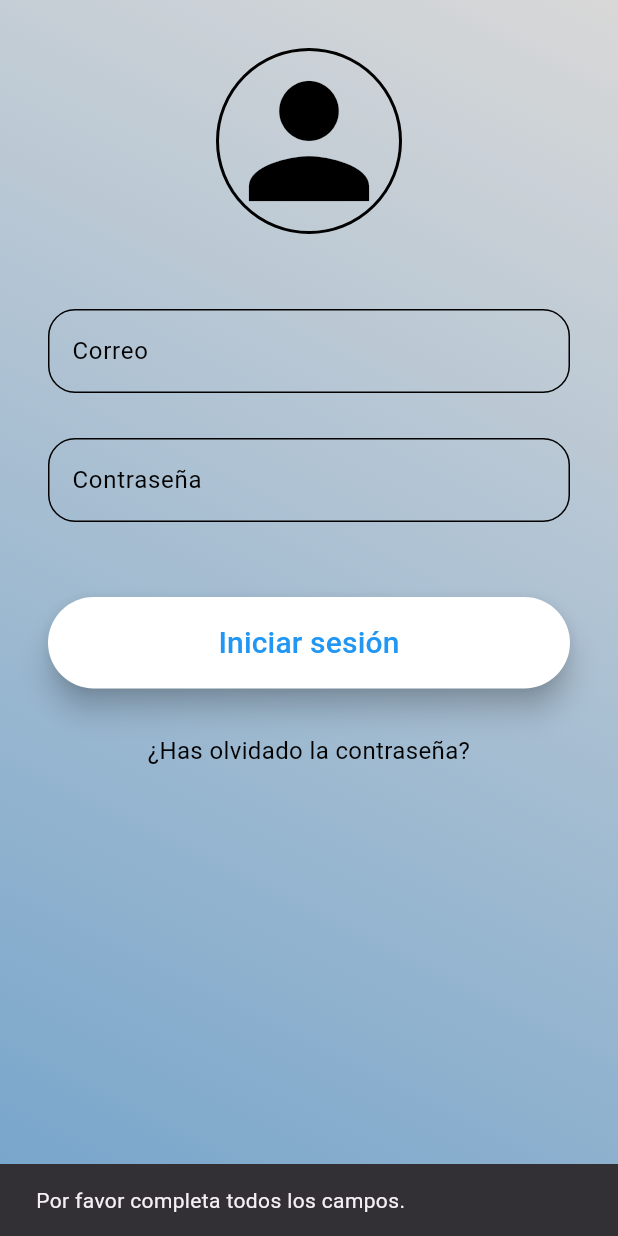
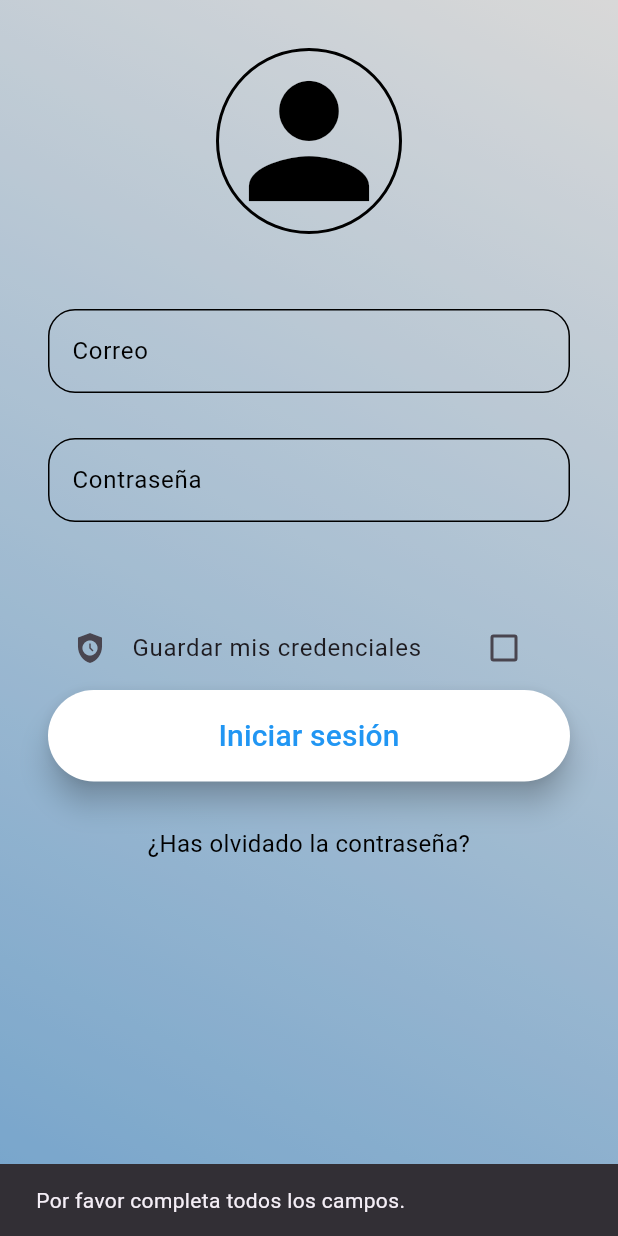
Before and after one commit to JesusGarciaShakur/App_Movil, a Flutter app: the LoginPage screen opened directly, after a tap on "Iniciar sesión", on a phone screen of 412 x 824 dp. Run offline on Flutter 3.47's test engine with Material 3 defaults, Android fonts, the phone set to English and light mode, and no system bars; our stand-ins replace bloc, equatable, firebase_auth, firebase_core, firebase_database, firebase_messaging and 4 more; accounts and stored records are empty.

Commit message:
Save credentials

```diff
--- a/lib/login_page.dart
+++ b/lib/login_page.dart
@@ -1,6 +1,7 @@
 import 'package:firebase_auth/firebase_auth.dart';
 import 'package:firebase_database/firebase_database.dart';
 import 'package:flutter/material.dart';
+import 'package:shared_preferences/shared_preferences.dart';
 import 'package:smca_application/Screens/container.dart';
 import 'package:smca_application/global/common/toast.dart';
 import 'package:smca_application/sign_in_screen.dart';
@@ -8,6 +9,7 @@ import 'package:smca_application/theme/app_theme.dart';
 import 'package:smca_application/user_auth/firebase_auth_implementation/firebase_auth_services.dart';
 
 class LoginPage extends StatefulWidget {
+  static const String routename = 'Login';
   const LoginPage({Key? key}) : super(key: key);
 
   @override
@@ -15,11 +17,9 @@ class LoginPage extends StatefulWidget {
 }
 
 class _LoginPageState extends State<LoginPage> {
-  final ref = FirebaseDatabase.instance
-      .ref('usuarios/PJXMhNNDgFawm1WxVVidkPf4H5R2/datos/contenedor');
-
-  int selectedIndex = 0;
   final FirebaseAuthService _auth = FirebaseAuthService();
+  bool? checkGuardarDatos = false;
+  SharedPreferences? _prefs;
 
   TextEditingController emailController = TextEditingController();
   TextEditingController passwordController = TextEditingController();
@@ -28,50 +28,22 @@ class _LoginPageState extends State<LoginPage> {
   double tamanio = 0;
   int ids = 0;
 
-  void validateContent() async {
-    String snapGuar = '';
-    final ref = FirebaseDatabase.instance.ref();
-    final snapshot = await ref
-        .child('usuarios/PJXMhNNDgFawm1WxVVidkPf4H5R2/datos/contenedor/id')
-        .get();
-    snapGuar = snapshot.value.toString();
-    print("$snapGuar valor de id en funcio");
-    if (snapGuar != '0') {
-      final route1 = MaterialPageRoute(
-          builder: (context) => ContainerDetails(
-                imagePath: "",
-                title1: '',
-                title2: altura,
-                height: tamanio,
-                id: ids,
-              ));
-      Navigator.push(context, route1);
-    } else {
-      final route = MaterialPageRoute(builder: (context) => const SignIn());
-      Navigator.push(context, route);
-    }
+  @override
+  void initState() {
+    cargarPreferencias();
+    super.initState();
   }
 
-  double convertir([String valor = '0']) {
-    try {
-      double convertidor = double.parse(valor);
-      print("$convertidor en su proceso de com");
-      return convertidor;
-    } catch (e) {
-      print("no se pudo comvertir error : $e");
-      return 0.0;
-    }
-  }
+  cargarPreferencias() async {
+    _prefs = await SharedPreferences.getInstance();
 
-  int convertirInt([String valor = '0']) {
-    try {
-      int convertidor = int.parse(valor);
-      print("$convertidor en su proceso de com");
-      return convertidor;
-    } catch (e) {
-      print("no se pudo comvertir error : $e");
-      return 0;
-    }
+    // Obtener credenciales guardadas
+    String? savedEmail = _prefs!.getString('email');
+    String? savedPassword = _prefs!.getString('password');
+
+    // Establecer el texto en los controladores de texto
+    emailController.text = savedEmail ?? '';
+    passwordController.text = savedPassword ?? '';
   }
 
   @override
@@ -102,6 +74,26 @@ class _LoginPageState extends State<LoginPage> {
             const SizedBox(height: 30.0),
             _inputField("Contraseña", passwordController, isPassword: true),
             const SizedBox(height: 50.0),
+            Container(
+              margin: const EdgeInsets.symmetric(),
+              child: Column(
+                mainAxisAlignment: MainAxisAlignment.center,
+                crossAxisAlignment: CrossAxisAlignment.center,
+                children: [
+                  const SizedBox(height: 6),
+                  CheckboxListTile(
+                    value: checkGuardarDatos,
+                    title: const Text('Guardar mis credenciales'),
+                    onChanged: (value) {
+                      setState(() {
+                        checkGuardarDatos = value;
+                      });
+                    },
+                    secondary: const Icon(Icons.safety_check),
+                  )
+                ],
+              ),
+            ),
             ElevatedButton(
               onPressed: _signIn,
               style: ElevatedButton.styleFrom(
@@ -182,12 +174,27 @@ class _LoginPageState extends State<LoginPage> {
       return;
     }
     User? user = await _auth.signInWithEmailAndPassword(email, password);
-
+    await cargarPreferencias(); // Cargar preferencias antes de usarlas
     if (user != null) {
       showToast(message: "el usuario ha ingresado");
 
-      final ref = FirebaseDatabase.instance
-          .ref("usuarios/PJXMhNNDgFawm1WxVVidkPf4H5R2/datos/contenedor/");
+      // Verificar si el usuario ha seleccionado guardar sus credenciales
+      if (checkGuardarDatos == true) {
+        // Guardar las credenciales solo si el checkbox está marcado
+        _prefs!.setString('email', email);
+        _prefs!.setString('password', password);
+        print('Credenciales guardadas exitosamente');
+      } else {
+        // Si el usuario no seleccionó guardar sus credenciales, borrar las credenciales guardadas
+        _prefs!.remove('email');
+        _prefs!.remove('password');
+        print('Credenciales eliminadas');
+      }
+
+      final uid = FirebaseAuth.instance.currentUser!.uid;
+
+      final ref =
+          FirebaseDatabase.instance.ref("usuarios/$uid/datos/contenedor/");
       final snapshot = await ref.child('altura').get();
       if (snapshot.exists) {
         final altu = snapshot.value.toString();
@@ -215,4 +222,49 @@ class _LoginPageState extends State<LoginPage> {
       validateContent();
     }
   }
+
+  void validateContent() async {
+    String snapGuar = '';
+    final uid = FirebaseAuth.instance.currentUser!.uid;
+    final ref = FirebaseDatabase.instance.ref();
+    final snapshot = await ref.child('usuarios/$uid/datos/contenedor/id').get();
+    snapGuar = snapshot.value.toString();
+    print("$snapGuar valor de id en funcio");
+    if (snapGuar != '0') {
+      final route1 = MaterialPageRoute(
+          builder: (context) => ContainerDetails(
+                imagePath: "",
+                title1: '',
+                title2: altura,
+                height: tamanio,
+                id: ids,
+              ));
+      Navigator.push(context, route1);
+    } else {
+      final route = MaterialPageRoute(builder: (context) => const SignIn());
+      Navigator.push(context, route);
+    }
+  }
+
+  double convertir([String valor = '0']) {
+    try {
+      double convertidor = double.parse(valor);
+      print("$convertidor en su proceso de com");
+      return convertidor;
+    } catch (e) {
+      print("no se pudo comvertir error : $e");
+      return 0.0;
+    }
+  }
+
+  int convertirInt([String valor = '0']) {
+    try {
+      int convertidor = int.parse(valor);
+      print("$convertidor en su proceso de com");
+      return convertidor;
+    } catch (e) {
+      print("no se pudo comvertir error : $e");
+      return 0;
+    }
+  }
 }
```
Also changed, not shown: lib/preferences/pref_usuarios.dart (added, +18 -0 lines), lib/services/bloc/notifications_bloc.dart (added, +53 -0 lines), lib/services/bloc/notifications_event.dart (added, +8 -0 lines), lib/services/bloc/notifications_state.dart (added, +10 -0 lines), pubspec.yaml (+11 -1 lines), pubspec.lock, 28 other files.
